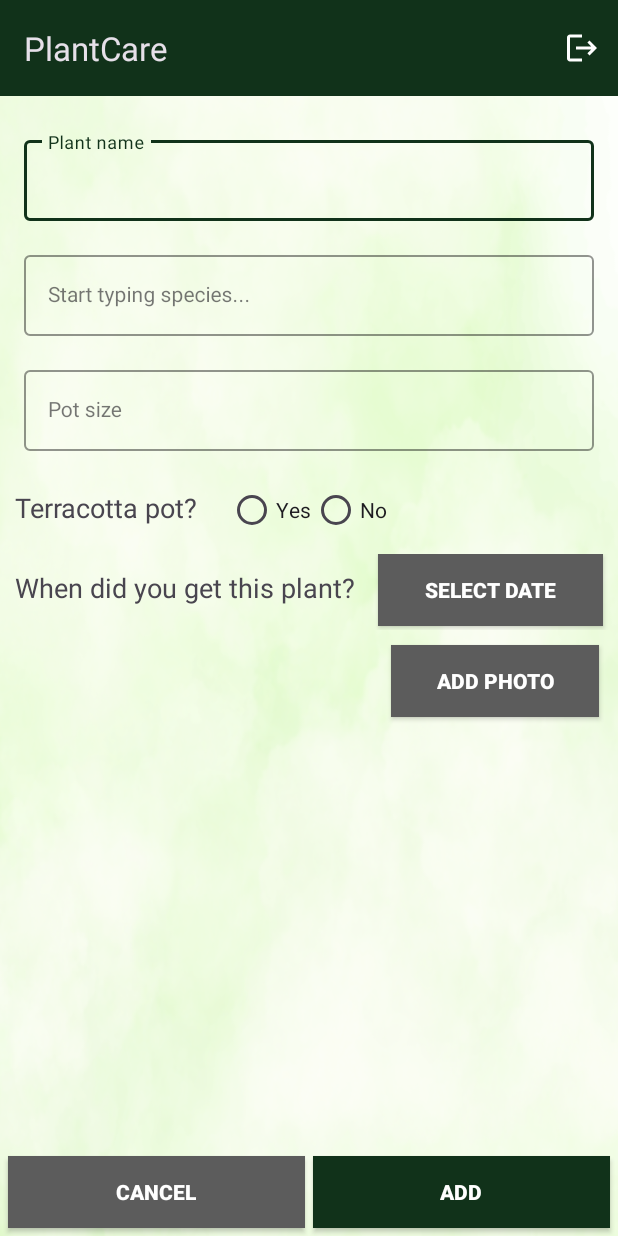
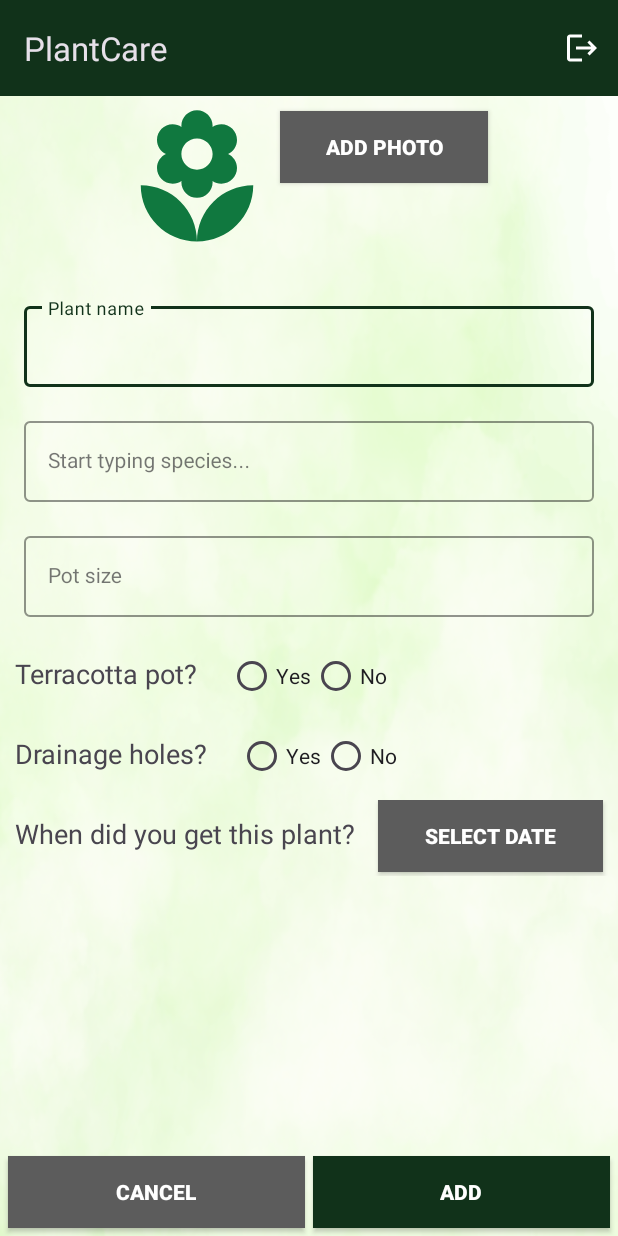
Before and after one commit to CMPT362-PlantCare/PlantCare, an Android app: the AddPlantActivity screen opened directly, with no data from a screen before it, on a phone screen of 412 x 824 dp. Run offline under Robolectric (Android 15) with nearby library versions, the phone set to English and light mode, and no system bars; our stand-ins replace Firebase (no records; nobody signed in at launch, a user with empty details on screens opened directly); 1 statement that could not run was skipped.

Commit message:
Implement feedback

```diff
--- a/app/src/main/java/com/example/plantcare/AddPlantActivity.kt
+++ b/app/src/main/java/com/example/plantcare/AddPlantActivity.kt
@@ -53,6 +53,8 @@ class AddPlantActivity : AppCompatActivity(), DatePickerDialog.OnDateSetListener
 
         tempImgFile = File(getExternalFilesDir(null), "tempImg")
         tempImgUri = FileProvider.getUriForFile(this, "com.example.plantcare", tempImgFile)
+        val defaultImage = ContextCompat.getDrawable(this, R.drawable.flower_icon_green)
+        binding.imageView.setImageDrawable(defaultImage)
 
         initButtons()
 
--- a/app/src/main/res/layout/activity_addplant.xml
+++ b/app/src/main/res/layout/activity_addplant.xml
@@ -20,6 +20,37 @@
         android:layout_width="match_parent"
         android:layout_height="match_parent"
         android:orientation="vertical">
+
+
+      <LinearLayout
+          android:layout_width="wrap_content"
+          android:layout_height="wrap_content"
+          android:layout_gravity="center_horizontal"
+          android:orientation="horizontal">
+
+        <ImageView
+            android:id="@+id/image_view"
+            android:layout_width="100dp"
+            android:layout_height="100dp"
+            android:layout_marginStart="5dp"
+            android:layout_marginTop="5dp"
+            android:layout_marginEnd="5dp"
+            android:layout_marginBottom="5dp" />
+
+        <androidx.appcompat.widget.AppCompatButton
+            android:id="@+id/photo_button"
+            android:layout_width="wrap_content"
+            android:layout_height="wrap_content"
+            android:layout_marginTop="10dp"
+            android:layout_marginRight="10dp"
+            android:paddingRight="30dp"
+            android:paddingLeft="30dp"
+            android:background="@color/grey"
+            android:text="@string/add_photo"
+            android:textColor="@color/white"
+            android:textStyle="bold"
+            android:layout_toRightOf="@+id/image_view" />
+      </LinearLayout>
 
       <com.google.android.material.textfield.TextInputLayout
           android:id="@+id/enter_name_layout"
@@ -99,7 +130,7 @@
               android:textSize="18dp"
               android:text="@string/terracotta_pot" />
           <RadioGroup
-              android:id="@+id/radioGroup"
+              android:id="@+id/terracotta_radio_roup"
               android:layout_width="wrap_content"
               android:layout_height="wrap_content"
               android:orientation="horizontal"
@@ -107,16 +138,51 @@
               android:paddingRight="10dp"
               android:paddingBottom="5dp">
             <RadioButton
-                android:id="@+id/yes_radio_button"
+                android:id="@+id/yes_terracotta_radio_button"
                 android:layout_width="wrap_content"
                 android:layout_height="wrap_content"
                 android:text="@string/yes" />
             <RadioButton
-                android:id="@+id/no_radio_button"
+                android:id="@+id/no_terracotta_radio_button"
                 android:layout_width="wrap_content"
                 android:layout_height="wrap_content"
                 android:text="@string/no" />
           </RadioGroup>
+      </LinearLayout>
+
+      <LinearLayout
+          android:layout_width="match_parent"
+          android:layout_height="wrap_content"
+          android:orientation="horizontal">
+        <TextView
+            android:id="@+id/drainage_text_view"
+            android:layout_width="wrap_content"
+            android:layout_height="wrap_content"
+            android:paddingLeft="10dp"
+            android:paddingTop="10dp"
+            android:paddingRight="10dp"
+            android:paddingBottom="5dp"
+            android:textSize="18dp"
+            android:text="@string/drainage_holes" />
+        <RadioGroup
+            android:id="@+id/drainage_radio_group"
+            android:layout_width="wrap_content"
+            android:layout_height="wrap_content"
+            android:orientation="horizontal"
+            android:paddingLeft="10dp"
+            android:paddingRight="10dp"
+            android:paddingBottom="5dp">
+          <RadioButton
+              android:id="@+id/yes_drainage_radio_button"
+              android:layout_width="wrap_content"
+              android:layout_height="wrap_content"
+              android:text="@string/yes" />
+          <RadioButton
+              android:id="@+id/no_drainage_radio_button"
+              android:layout_width="wrap_content"
+              android:layout_height="wrap_content"
+              android:text="@string/no" />
+        </RadioGroup>
       </LinearLayout>
 
       <LinearLayout
@@ -144,36 +210,6 @@
             android:text="@string/select_date"
             android:textColor="@color/white"
             android:textStyle="bold" />
-      </LinearLayout>
-
-
-      <LinearLayout
-          android:layout_width="match_parent"
-          android:layout_height="wrap_content"
-          android:orientation="horizontal">
-
-        <ImageView
-            android:id="@+id/image_view"
-            android:layout_width="200dp"
-            android:layout_height="200dp"
-            android:layout_marginStart="5dp"
-            android:layout_marginTop="5dp"
-            android:layout_marginEnd="55dp"
-            android:layout_marginBottom="5dp" />
-
-        <androidx.appcompat.widget.AppCompatButton
-            android:id="@+id/photo_button"
-            android:layout_width="wrap_content"
-            android:layout_height="wrap_content"
-            android:layout_marginTop="10dp"
-            android:layout_marginRight="10dp"
-            android:paddingRight="30dp"
-            android:paddingLeft="30dp"
-            android:background="@color/grey"
-            android:text="@string/add_photo"
-            android:textColor="@color/white"
-            android:textStyle="bold"
-            android:layout_toRightOf="@+id/image_view" />
       </LinearLayout>
 
       <LinearLayout
--- a/app/src/main/res/values/strings.xml
+++ b/app/src/main/res/values/strings.xml
@@ -29,6 +29,7 @@
     <string name="plant_name">Plant name</string>
     <string name="select_date">Select date</string>
     <string name="add_photo">Add photo</string>
+    <string name="drainage_holes">Drainage holes?</string>
 
     <string-array name="pictureEntries">
         <item>Open Camera</item>
```
